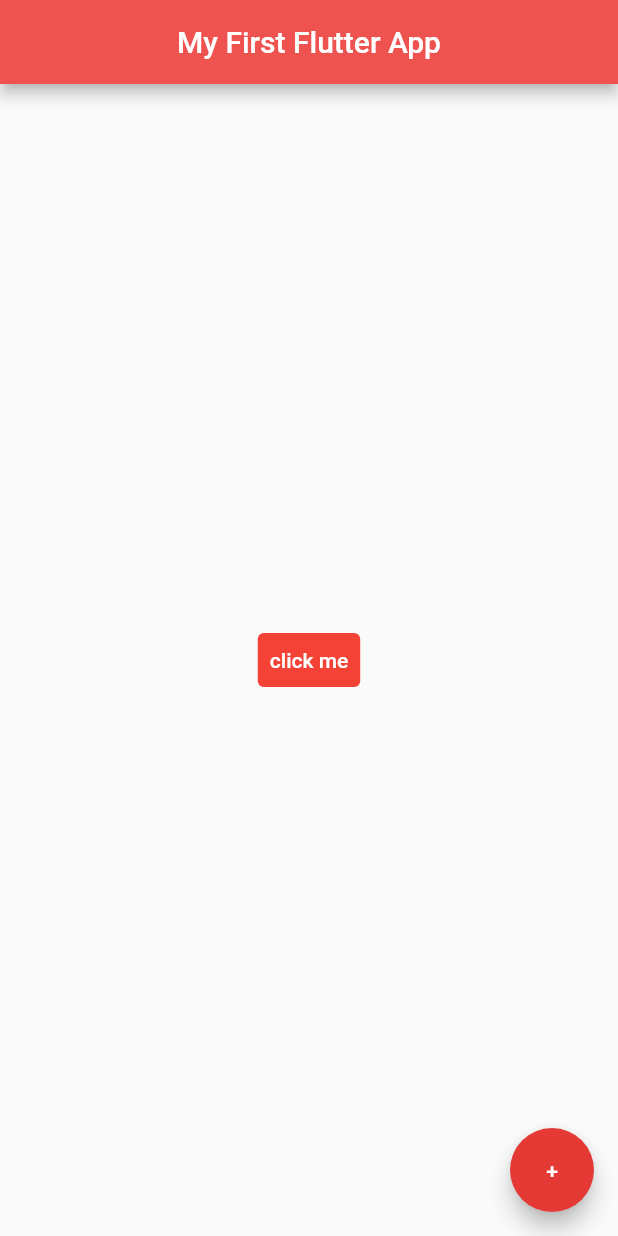
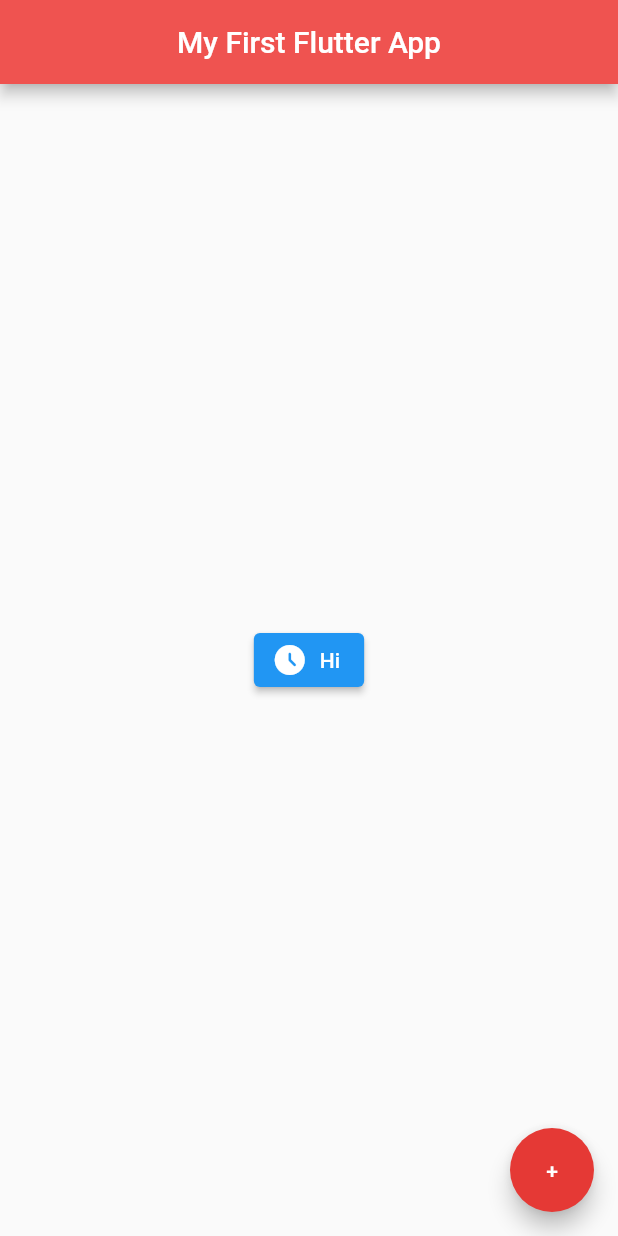
Before and after one commit to mekukun/flutter-exercise, a Flutter app: the screen it shows after launch, on a phone screen of 412 x 824 dp. Run offline on Flutter 3.47's test engine with Material 2 defaults, Android fonts, the light colour scheme and no system bars.

Commit message:
ElevatedButton + Icon

```diff
--- a/flutter_app_one/lib/main.dart
+++ b/flutter_app_one/lib/main.dart
@@ -1,3 +1,5 @@
+// ignore_for_file: avoid_print
+
 import 'package:flutter/material.dart';
 
 void main() {
@@ -18,14 +20,10 @@ class Home extends StatelessWidget {
       ),
       body: Center(
           // Image.network("assets/gf.jpg")
-          child: TextButton(
+          child: ElevatedButton.icon(
         onPressed: () {},
-        style: ButtonStyle(
-            backgroundColor: MaterialStateProperty.all<Color>(Colors.red)),
-        child: const Text(
-          "click me",
-          style: TextStyle(color: Colors.white),
-        ),
+        icon: const Icon(Icons.access_time_filled_rounded),
+        label: const Text("Hi"),
       )),
       floatingActionButton: FloatingActionButton(
         onPressed: () {},
```
